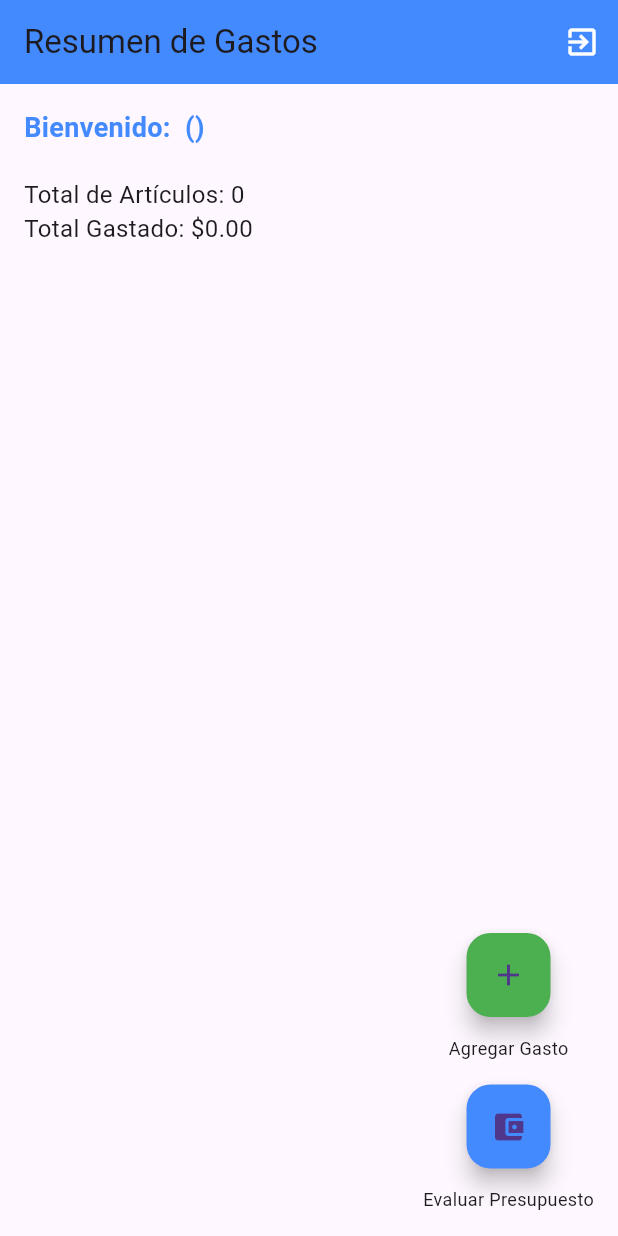
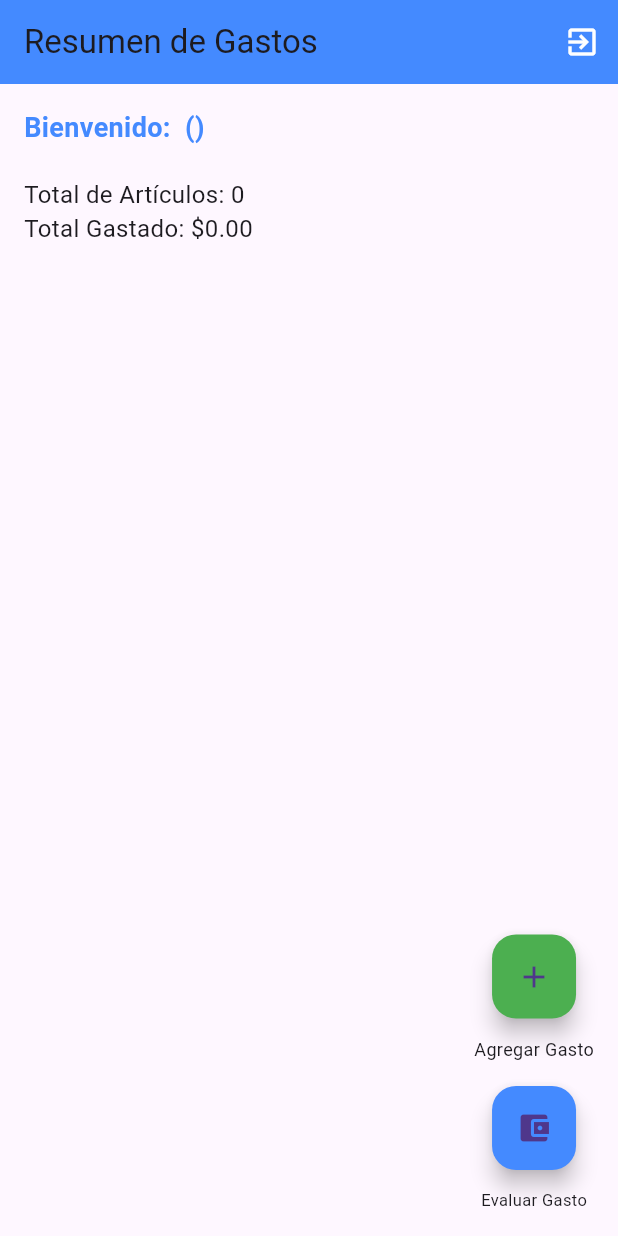
Before and after one commit to reliduran/finanzapp, a Flutter app: the ExpenseSummaryScreen screen opened directly, on a phone screen of 412 x 824 dp. Run offline on Flutter 3.47's test engine with Material 3 defaults, Android fonts, the phone set to English and light mode, and no system bars; our stand-ins replace shared_preferences; accounts and stored records are empty.

Commit message:
version 2.0 finale

```diff
--- a/lib/main.dart
+++ b/lib/main.dart
@@ -88,7 +88,7 @@ class WelcomeScreen extends StatelessWidget {
             Text(
               'Bienvenido a FinanzApp',
               style: TextStyle(
-                fontSize: 28,
+                fontSize: 20,
                 fontWeight: FontWeight.bold,
                 color: const Color.fromARGB(255, 43, 81, 148),
               ),
@@ -495,7 +495,7 @@ class _ExpenseSummaryScreenState extends State<ExpenseSummaryScreen> {
             // Listar los gastos dentro de un contenedor con un ancho limitado al 85% de la pantalla
             Expanded(
               child: Container(
-                width: MediaQuery.of(context).size.width * 0.85, // 85% del ancho de la pantalla
+                width: MediaQuery.of(context).size.width * 0.65, // 65% del ancho de la pantalla
                 child: ListView.builder(
                   itemCount: _expenses.length,
                   itemBuilder: (_, i) {
@@ -574,8 +574,8 @@ class _ExpenseSummaryScreenState extends State<ExpenseSummaryScreen> {
             ),
             // Texto del botón de "Evaluar Presupuesto"
             Text(
-              'Evaluar Presupuesto',
-              style: TextStyle(fontSize: 12),
+              'Evaluar Gasto',
+              style: TextStyle(fontSize: 11),
             ),
           ],
         ),
```
